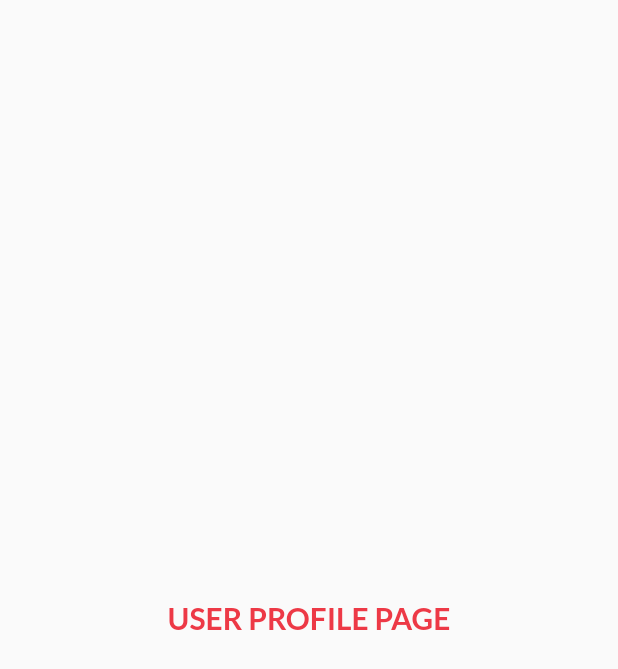
After one commit to glee83/corona_dash, a Flutter app: the UserDetail screen opened directly, on a phone screen of 412 x 824 dp. The commit adds this screen. Shown: the top 669 px of the screen. Run offline on Flutter 3.47's test engine with Material 2 defaults, Android fonts, the phone set to English and light mode, and no system bars; our stand-ins replace carousel_slider, font_awesome_flutter, google_fonts, smooth_page_indicator, syncfusion_flutter_charts.

Commit message:
route,user page

```diff
--- a/lib/routes/route.dart
+++ b/lib/routes/route.dart
@@ -2,6 +2,7 @@ import 'package:corona_dash/routes/route_names.dart';
 import 'package:corona_dash/screen/dashboard.dart';
 import 'package:corona_dash/screen/graph.dart';
 import 'package:corona_dash/screen/home.dart';
+import 'package:corona_dash/screen/user_detail.dart';
 import 'package:flutter/material.dart';
 
 class AppRoute {
@@ -16,6 +17,9 @@ class AppRoute {
       case Routing.chart:
         return MaterialPageRoute(builder: (_) => const GraphPage());
 
+      case Routing.user:
+        return MaterialPageRoute(builder: (_) => const UserDetail());
+
       default:
         throw 'route not found';
     }
--- a/lib/routes/route_names.dart
+++ b/lib/routes/route_names.dart
@@ -1,7 +1,6 @@
-import 'package:flutter/material.dart';
-
 class Routing {
   static const String home = '/';
   static const String dash = '/dash';
   static const String chart = '/chart';
+  static const String user = '/user';
 }
--- /dev/null
+++ b/lib/screen/user_detail.dart
@@ -0,0 +1,26 @@
+import 'package:flutter/material.dart';
+import 'package:google_fonts/google_fonts.dart';
+
+import '../constant/constant.dart';
+
+class UserDetail extends StatelessWidget {
+  const UserDetail({Key? key}) : super(key: key);
+
+  @override
+  Widget build(BuildContext context) {
+    return Scaffold(
+      body: Container(
+        child: Center(
+          child: Text(
+            'User profile page'.toUpperCase(),
+            style: GoogleFonts.lato(
+              color: kPrimaryColor,
+              fontSize: 20.0,
+              fontWeight: FontWeight.bold,
+            ),
+          ),
+        ),
+      ),
+    );
+  }
+}
```
Also changed, not shown: lib/screen/graph.dart (+10 -2 lines).
